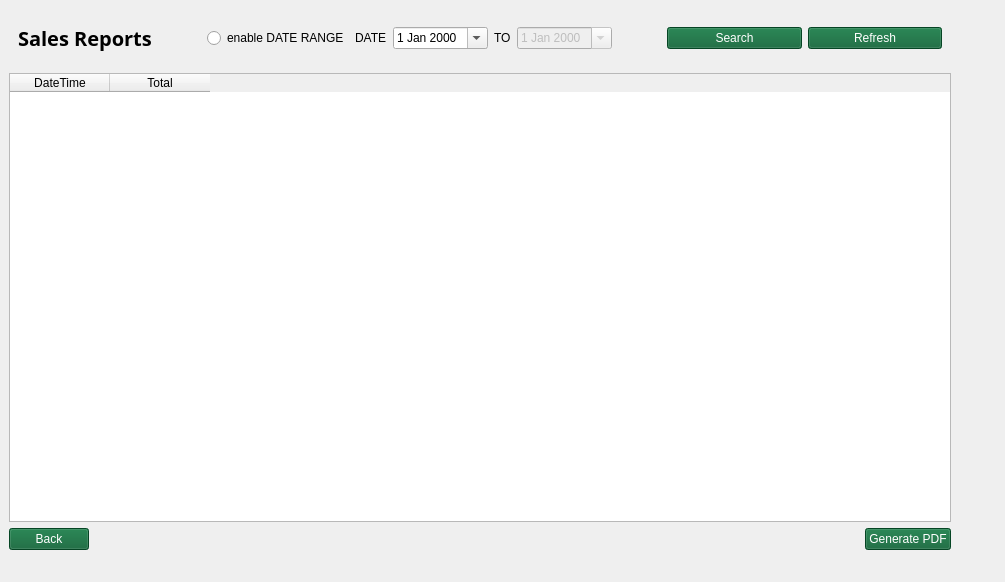
This is Screens/MainMenuScreens/Reports/Sales_Report.ui in Bideiro/Ranil_project_py as Qt 5 draws it before an edit. The edited form follows.
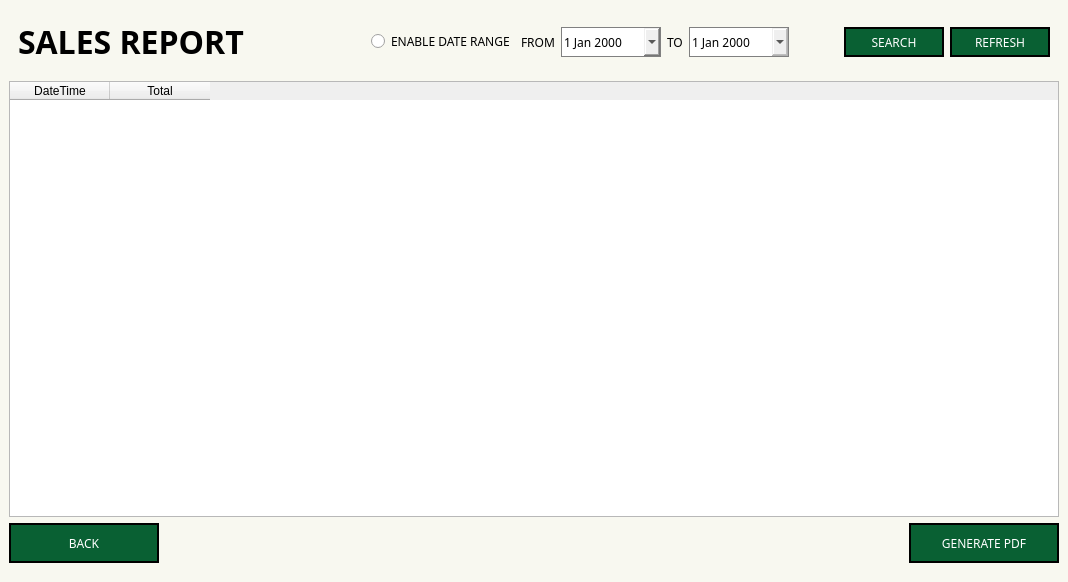
This is the edited form.

Diff of the .ui file:
```diff
--- a/Screens/MainMenuScreens/Reports/Sales_Report.ui
+++ b/Screens/MainMenuScreens/Reports/Sales_Report.ui
@@ -6,7 +6,7 @@
    <rect>
     <x>0</x>
     <y>0</y>
-    <width>1005</width>
+    <width>1068</width>
     <height>582</height>
    </rect>
   </property>
@@ -14,7 +14,36 @@
    <string>MainWindow</string>
   </property>
   <widget class="QWidget" name="centralwidget">
+   <property name="styleSheet">
+    <string notr="true">.QWidget{
+background-color: #F8F8F0;
+}
+.QPushButton{
+background-color: #096033;
+border: 2px solid;
+color: white
+}
+.QDateEdit{
+border : 1px solid gray;
+color: black
+}
+#Sales_Table{
+border : 2px solid #ABE27D;
+}</string>
+   </property>
    <layout class="QHBoxLayout" name="horizontalLayout">
+    <property name="leftMargin">
+     <number>0</number>
+    </property>
+    <property name="topMargin">
+     <number>0</number>
+    </property>
+    <property name="rightMargin">
+     <number>0</number>
+    </property>
+    <property name="bottomMargin">
+     <number>10</number>
+    </property>
     <item>
      <widget class="QWidget" name="widget" native="true">
       <property name="styleSheet">
@@ -24,15 +53,8 @@
 
 }</string>
       </property>
-      <widget class="QWidget" name="layoutWidget">
-       <property name="geometry">
-        <rect>
-         <x>0</x>
-         <y>0</y>
-         <width>942</width>
-         <height>541</height>
-        </rect>
-       </property>
+      <layout class="QVBoxLayout" name="verticalLayout_2">
+       <item>
        <layout class="QVBoxLayout" name="verticalLayout">
         <item>
          <widget class="QWidget" name="widget_2" native="true">
@@ -53,13 +75,14 @@
              </property>
              <property name="font">
               <font>
-               <family>DM Sans 14pt SemiBold</family>
-               <pointsize>15</pointsize>
+                <family>DM Sans</family>
+                <pointsize>24</pointsize>
+                <weight>75</weight>
                <bold>true</bold>
               </font>
              </property>
              <property name="text">
-              <string>Sales Reports</string>
+               <string>SALES REPORT</string>
              </property>
             </widget>
            </item>
@@ -69,7 +92,7 @@
               <enum>Qt::Horizontal</enum>
              </property>
              <property name="sizeType">
-              <enum>QSizePolicy::Fixed</enum>
+               <enum>QSizePolicy::Expanding</enum>
              </property>
              <property name="sizeHint" stdset="0">
               <size>
@@ -84,20 +107,47 @@
              <layout class="QHBoxLayout" name="horizontalLayout_4">
               <item>
                <widget class="QRadioButton" name="radioButton">
+                 <property name="font">
+                  <font>
+                   <family>DM Sans</family>
+                  </font>
+                 </property>
                 <property name="text">
-                 <string>enable DATE RANGE</string>
+                  <string>ENABLE DATE RANGE</string>
                 </property>
                </widget>
               </item>
               <item>
                <widget class="QLabel" name="label_2">
+                 <property name="font">
+                  <font>
+                   <family>DM Sans</family>
+                  </font>
+                 </property>
                 <property name="text">
-                 <string>DATE</string>
+                  <string>FROM</string>
                 </property>
                </widget>
               </item>
               <item>
                <widget class="QDateEdit" name="dateEdit">
+                 <property name="sizePolicy">
+                  <sizepolicy hsizetype="Fixed" vsizetype="Fixed">
+                   <horstretch>0</horstretch>
+                   <verstretch>0</verstretch>
+                  </sizepolicy>
+                 </property>
+                 <property name="minimumSize">
+                  <size>
+                   <width>100</width>
+                   <height>30</height>
+                  </size>
+                 </property>
+                 <property name="font">
+                  <font>
+                   <family>DM Sans</family>
+                  </font>
+                 </property>
                 <property name="calendarPopup">
                  <bool>true</bool>
                 </property>
@@ -105,6 +155,11 @@
               </item>
               <item>
                <widget class="QLabel" name="label_3">
+                 <property name="font">
+                  <font>
+                   <family>DM Sans</family>
+                  </font>
+                 </property>
                 <property name="text">
                  <string>TO</string>
                 </property>
@@ -115,6 +170,23 @@
                 <property name="enabled">
                  <bool>false</bool>
                 </property>
+                 <property name="sizePolicy">
+                  <sizepolicy hsizetype="Fixed" vsizetype="Fixed">
+                   <horstretch>0</horstretch>
+                   <verstretch>0</verstretch>
+                  </sizepolicy>
+                 </property>
+                 <property name="minimumSize">
+                  <size>
+                   <width>100</width>
+                   <height>30</height>
+                  </size>
+                 </property>
+                 <property name="font">
+                  <font>
+                   <family>DM Sans</family>
+                  </font>
+                 </property>
                 <property name="calendarPopup">
                  <bool>true</bool>
                 </property>
@@ -141,15 +213,49 @@
            </item>
            <item>
             <widget class="QPushButton" name="Search_btn">
+              <property name="sizePolicy">
+               <sizepolicy hsizetype="Fixed" vsizetype="Fixed">
+                <horstretch>0</horstretch>
+                <verstretch>0</verstretch>
+               </sizepolicy>
+              </property>
+              <property name="minimumSize">
+               <size>
+                <width>100</width>
+                <height>30</height>
+               </size>
+              </property>
+              <property name="font">
+               <font>
+                <family>DM Sans</family>
+               </font>
+              </property>
              <property name="text">
-              <string>Search</string>
+               <string>SEARCH</string>
              </property>
             </widget>
            </item>
            <item>
             <widget class="QPushButton" name="Refresh_btn">
+              <property name="sizePolicy">
+               <sizepolicy hsizetype="Fixed" vsizetype="Fixed">
+                <horstretch>0</horstretch>
+                <verstretch>0</verstretch>
+               </sizepolicy>
+              </property>
+              <property name="minimumSize">
+               <size>
+                <width>100</width>
+                <height>30</height>
+               </size>
+              </property>
+              <property name="font">
+               <font>
+                <family>DM Sans</family>
+               </font>
+              </property>
              <property name="text">
-              <string>Refresh</string>
+               <string>REFRESH</string>
              </property>
             </widget>
            </item>
@@ -158,6 +264,11 @@
         </item>
         <item>
          <widget class="QTableWidget" name="tableWidget">
+           <property name="font">
+            <font>
+             <family>DM Sans</family>
+            </font>
+           </property>
           <property name="sizeAdjustPolicy">
            <enum>QAbstractScrollArea::AdjustToContents</enum>
           </property>
@@ -189,8 +300,25 @@
          <layout class="QHBoxLayout" name="horizontalLayout_2">
           <item>
            <widget class="QPushButton" name="backBtn">
+             <property name="sizePolicy">
+              <sizepolicy hsizetype="Fixed" vsizetype="Fixed">
+               <horstretch>0</horstretch>
+               <verstretch>0</verstretch>
+              </sizepolicy>
+             </property>
+             <property name="minimumSize">
+              <size>
+               <width>150</width>
+               <height>40</height>
+              </size>
+             </property>
+             <property name="font">
+              <font>
+               <family>DM Sans</family>
+              </font>
+             </property>
             <property name="text">
-             <string>Back</string>
+              <string>BACK</string>
             </property>
            </widget>
           </item>
@@ -209,15 +337,33 @@
           </item>
           <item>
            <widget class="QPushButton" name="generateBtn">
+             <property name="sizePolicy">
+              <sizepolicy hsizetype="Fixed" vsizetype="Fixed">
+               <horstretch>0</horstretch>
+               <verstretch>0</verstretch>
+              </sizepolicy>
+             </property>
+             <property name="minimumSize">
+              <size>
+               <width>150</width>
+               <height>40</height>
+              </size>
+             </property>
+             <property name="font">
+              <font>
+               <family>DM Sans</family>
+              </font>
+             </property>
             <property name="text">
-             <string>Generate PDF</string>
+              <string>GENERATE PDF</string>
             </property>
            </widget>
           </item>
          </layout>
         </item>
        </layout>
-      </widget>
+       </item>
+      </layout>
      </widget>
     </item>
    </layout>
```
Lines whose indentation alone changed are shown as unchanged.
